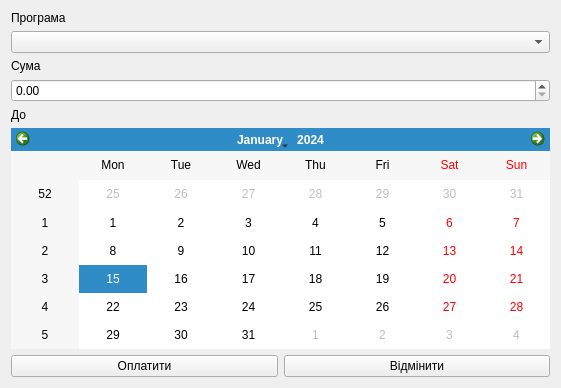
shybovycha/yesport_tracker, file yesport_tracker/createorderwindow.ui: the form before one commit.
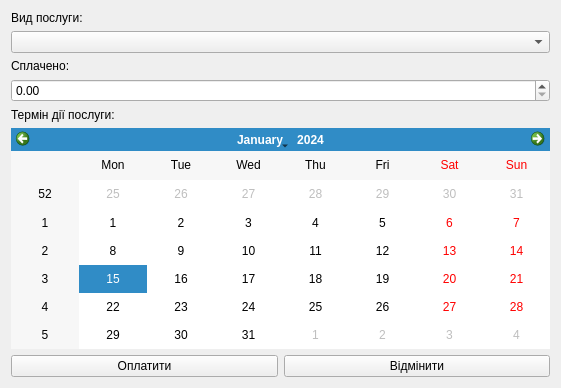
The form after the commit. Icons and pictures are not drawn.

Patch:
```diff
--- a/yesport_tracker/createorderwindow.ui
+++ b/yesport_tracker/createorderwindow.ui
@@ -23,7 +23,7 @@
      <item>
       <widget class="QLabel" name="label">
        <property name="text">
-        <string>Програма</string>
+        <string>Вид послуги:</string>
        </property>
       </widget>
      </item>
@@ -33,7 +33,7 @@
      <item>
       <widget class="QLabel" name="label_2">
        <property name="text">
-        <string>Сума</string>
+        <string>Сплачено:</string>
        </property>
       </widget>
      </item>
@@ -43,7 +43,7 @@
      <item>
       <widget class="QLabel" name="label_3">
        <property name="text">
-        <string>До</string>
+        <string>Термін дії послуги:</string>
        </property>
       </widget>
      </item>
```
Left out of the diff: 6 changed lines with no effect on the pictures.
